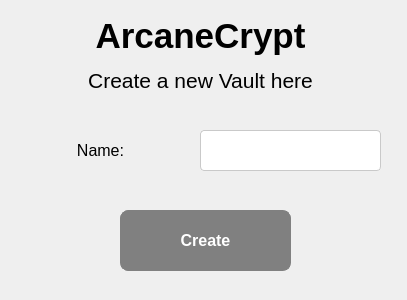
Old version of the form createvault.ui in the repository TXOG/ArcaneCrypt.
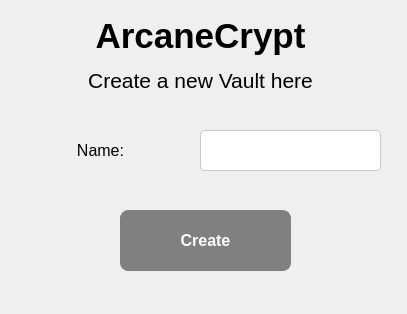
New version of the form.

Commit message: Added creating Vaults

What changed in the file:
```diff
--- a/createvault.ui
+++ b/createvault.ui
@@ -7,7 +7,7 @@
     <x>0</x>
     <y>0</y>
     <width>407</width>
-    <height>300</height>
+    <height>314</height>
    </rect>
   </property>
   <property name="windowTitle">
@@ -174,6 +174,27 @@
     <string>Create</string>
    </property>
   </widget>
+  <widget class="QLabel" name="createVaultErrorLabel">
+   <property name="geometry">
+    <rect>
+     <x>0</x>
+     <y>270</y>
+     <width>401</width>
+     <height>41</height>
+    </rect>
+   </property>
+   <property name="font">
+    <font>
+     <pointsize>12</pointsize>
+    </font>
+   </property>
+   <property name="text">
+    <string/>
+   </property>
+   <property name="alignment">
+    <set>Qt::AlignCenter</set>
+   </property>
+  </widget>
  </widget>
  <resources/>
  <connections/>
```
The commit also changes 3 other files.
